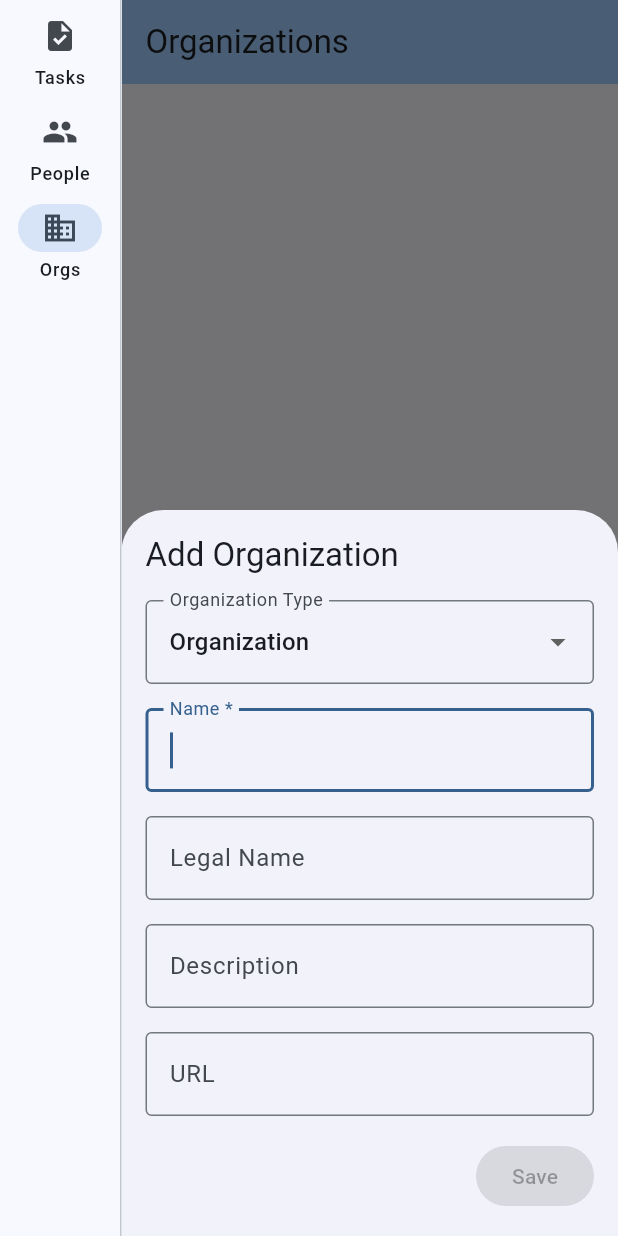
After one commit to mark-dropbear/knowledge_graph, a Flutter app: the screen it shows after launch, after a tap on "People", after a tap on "Orgs", after a tap on the "add" icon, on a phone screen of 412 x 824 dp. The commit adds this screen. Run offline on Flutter 3.47's test engine with Material 3 defaults, Android fonts, the phone set to English and light mode, and no system bars; our stand-ins replace go_router; missing offline and left inert: data_layer.

Commit message:
feat: implement organization management module including domain use cases, repository, and UI components

```diff
--- /dev/null
+++ b/lib/data/repositories/organization_repository.dart
@@ -0,0 +1,12 @@
+import 'package:data_layer/data_layer.dart';
+import 'package:knowledge_graph/domain/models/organization.dart';
+
+class OrganizationRepository extends Repository<Organization> {
+  OrganizationRepository()
+      : super(
+          SourceList<Organization>(
+            bindings: Organization.bindings,
+            sources: [LocalMemorySource<Organization>(bindings: Organization.bindings)],
+          ),
+        );
+}
--- /dev/null
+++ b/lib/domain/models/organization.dart
@@ -0,0 +1,120 @@
+import 'package:data_layer/data_layer.dart';
+import 'package:uuid/uuid.dart';
+import 'thing.dart';
+
+enum OrganizationType {
+  organization,
+  corporation,
+  ngo,
+  localBusiness;
+
+  String toSchemaString() {
+    switch (this) {
+      case OrganizationType.organization:
+        return 'Organization';
+      case OrganizationType.corporation:
+        return 'Corporation';
+      case OrganizationType.ngo:
+        return 'NGO';
+      case OrganizationType.localBusiness:
+        return 'LocalBusiness';
+    }
+  }
+
+  static OrganizationType fromSchemaString(String type) {
+    switch (type) {
+      case 'Corporation':
+        return OrganizationType.corporation;
+      case 'NGO':
+        return OrganizationType.ngo;
+      case 'LocalBusiness':
+        return OrganizationType.localBusiness;
+      case 'Organization':
+      default:
+        return OrganizationType.organization;
+    }
+  }
+}
+
+class Organization implements Thing {
+  @override
+  final String id;
+
+  final OrganizationType orgType;
+
+  @override
+  String get type => orgType.toSchemaString();
+
+  final String name;
+  final String? legalName;
+  final String? description;
+  final String? url;
+
+  Organization({
+    required this.id,
+    this.orgType = OrganizationType.organization,
+    required this.name,
+    this.legalName,
+    this.description,
+    this.url,
+  }) {
+    if (name.trim().isEmpty) {
+      throw ArgumentError('An Organization must have a name.');
+    }
+  }
+
+  Organization copyWith({
+    String? id,
+    OrganizationType? orgType,
+    String? name,
+    String? legalName,
+    String? description,
+    String? url,
+    bool clearLegalName = false,
+    bool clearDescription = false,
+    bool clearUrl = false,
+  }) {
+    return Organization(
+      id: id ?? this.id,
+      orgType: orgType ?? this.orgType,
+      name: name ?? this.name,
+      legalName: clearLegalName ? null : (legalName ?? this.legalName),
+      description: clearDescription ? null : (description ?? this.description),
+      url: clearUrl ? null : (url ?? this.url),
+    );
+  }
+
+  factory Organization.fromJson(Map<String, dynamic> json) {
+    return Organization(
+      id: json['@id'] as String,
+      orgType: OrganizationType.fromSchemaString(
+        json['@type'] as String? ?? 'Organization',
+      ),
+      name: json['name'] as String,
+      legalName: json['legalName'] as String?,
+      description: json['description'] as String?,
+      url: json['url'] as String?,
+    );
+  }
+
+  Map<String, dynamic> toJson() {
+    return {
+      '@type': type,
+      '@id': id,
+      'name': name,
+      if (legalName != null && legalName!.isNotEmpty) 'legalName': legalName,
+      if (description != null && description!.isNotEmpty)
+        'description': description,
+      if (url != null && url!.isNotEmpty) 'url': url,
+    };
+  }
+
+  static final bindings = CreationBindings<Organization>(
+    fromJson: Organization.fromJson,
+    toJson: (org) => org.toJson(),
+    getId: (org) => org.id.isEmpty ? null : org.id,
+    save: (org) => org.copyWith(
+      id: org.id.isEmpty ? 'urn:uuid:${const Uuid().v4()}' : org.id,
+    ),
+  );
+}
--- a/lib/domain/use_cases/export_dataset_use_case.dart
+++ b/lib/domain/use_cases/export_dataset_use_case.dart
@@ -3,8 +3,8 @@ import 'package:logging/logging.dart';
 import 'package:data_layer/data_layer.dart';
 import 'package:knowledge_graph/data/repositories/task_list_repository.dart';
 import 'package:knowledge_graph/data/repositories/task_repository.dart';
-
 import 'package:knowledge_graph/data/repositories/person_repository.dart';
+import 'package:knowledge_graph/data/repositories/organization_repository.dart';
 
 class ExportDatasetUseCase {
   static final _log = Logger('ExportDatasetUseCase');
@@ -12,11 +12,13 @@ class ExportDatasetUseCase {
   final TaskListRepository _taskListRepository;
   final TaskRepository _taskRepository;
   final PersonRepository _personRepository;
+  final OrganizationRepository _organizationRepository;
 
   ExportDatasetUseCase(
     this._taskListRepository,
     this._taskRepository,
     this._personRepository,
+    this._organizationRepository,
   );
 
   Future<String> execute() async {
@@ -41,6 +43,10 @@ class ExportDatasetUseCase {
       details: RequestDetails.read(requestType: RequestType.allLocal),
     );
 
+    final organizations = await _organizationRepository.getItems(
+      details: RequestDetails.read(requestType: RequestType.allLocal),
+    );
+
     final graph = [
       ...taskLists.map((l) {
         final json = l.toJson();
@@ -57,6 +63,11 @@ class ExportDatasetUseCase {
         json.remove('@context');
         return json;
       }),
+      ...organizations.map((o) {
+        final json = o.toJson();
+        json.remove('@context');
+        return json;
+      }),
     ];
 
     final dataset = {'@context': 'https://schema.org', '@graph': graph};
--- /dev/null
+++ b/lib/domain/use_cases/organization_use_cases.dart
@@ -0,0 +1,73 @@
+import 'package:logging/logging.dart';
+import 'package:knowledge_graph/domain/models/organization.dart';
+import 'package:knowledge_graph/data/repositories/organization_repository.dart';
+
+class CreateOrganizationUseCase {
+  final Logger _log = Logger('CreateOrganizationUseCase');
+  final OrganizationRepository _organizationRepository;
+
+  CreateOrganizationUseCase(this._organizationRepository);
+
+  Future<void> execute({
+    required String name,
+    OrganizationType orgType = OrganizationType.organization,
+    String? legalName,
+    String? description,
+    String? url,
+  }) async {
+    _log.info('Creating new organization');
+    final newOrganization = Organization(
+      id: '', // Will be generated by repository save binding
+      orgType: orgType,
+      name: name,
+      legalName: legalName,
+      description: description,
+      url: url,
+    );
+    await _organizationRepository.setItem(newOrganization);
+    _log.fine('Organization saved successfully to repository');
+  }
+}
+
+class EditOrganizationUseCase {
+  final Logger _log = Logger('EditOrganizationUseCase');
+  final OrganizationRepository _organizationRepository;
+
+  EditOrganizationUseCase(this._organizationRepository);
+
+  Future<void> execute(
+    Organization organization, {
+    String? name,
+    OrganizationType? orgType,
+    String? legalName,
+    String? description,
+    String? url,
+  }) async {
+    _log.info('Editing organization: ${organization.id}');
+    final updatedOrganization = organization.copyWith(
+      name: name,
+      orgType: orgType,
+      legalName: legalName,
+      description: description,
+      url: url,
+      clearLegalName: legalName == null || legalName.trim().isEmpty,
+      clearDescription: description == null || description.trim().isEmpty,
+      clearUrl: url == null || url.trim().isEmpty,
+    );
+    await _organizationRepository.setItem(updatedOrganization);
+    _log.fine('Organization updated successfully in repository');
+  }
+}
+
+class DeleteOrganizationUseCase {
+  final Logger _log = Logger('DeleteOrganizationUseCase');
+  final OrganizationRepository _organizationRepository;
+
+  DeleteOrganizationUseCase(this._organizationRepository);
+
+  Future<void> execute(Organization organization) async {
+    _log.info('Deleting organization: ${organization.id}');
+    await _organizationRepository.delete(organization.id);
+    _log.fine('Organization deleted from repository');
+  }
+}
--- a/lib/main.dart
+++ b/lib/main.dart
@@ -17,6 +17,10 @@ import 'package:knowledge_graph/data/repositories/person_repository.dart';
 import 'package:knowledge_graph/domain/use_cases/person_use_cases.dart';
 import 'package:knowledge_graph/ui/features/people/view_models/people_view_model.dart';
 import 'package:knowledge_graph/ui/features/people/views/people_view.dart';
+import 'package:knowledge_graph/data/repositories/organization_repository.dart';
+import 'package:knowledge_graph/domain/use_cases/organization_use_cases.dart';
+import 'package:knowledge_graph/ui/features/organizations/view_models/organizations_view_model.dart';
+import 'package:knowledge_graph/ui/features/organizations/views/organizations_view.dart';
 
 void _setupLogging() {
   Logger.root.level = Level.ALL;
@@ -37,6 +41,7 @@ void main() {
   final taskRepo = TaskRepository();
   final taskListRepo = TaskListRepository();
   final personRepo = PersonRepository();
+  final organizationRepo = OrganizationRepository();
 
   // 2. Initialize Use Cases
   final createTaskUseCase = CreateTaskUseCase(taskRepo, taskListRepo);
@@ -51,11 +56,16 @@ void main() {
     taskListRepo,
     taskRepo,
     personRepo,
+    organizationRepo,
   );
 
   final createPersonUseCase = CreatePersonUseCase(personRepo);
   final editPersonUseCase = EditPersonUseCase(personRepo);
   final deletePersonUseCase = DeletePersonUseCase(personRepo);
+
+  final createOrganizationUseCase = CreateOrganizationUseCase(organizationRepo);
+  final editOrganizationUseCase = EditOrganizationUseCase(organizationRepo);
+  final deleteOrganizationUseCase = DeleteOrganizationUseCase(organizationRepo);
 
   // 3. Initialize ViewModels (Singletons)
   final taskListsViewModel = TaskListsViewModel(
@@ -82,6 +92,13 @@ void main() {
     deletePersonUseCase: deletePersonUseCase,
   );
 
+  final organizationsViewModel = OrganizationsViewModel(
+    organizationRepository: organizationRepo,
+    createOrganizationUseCase: createOrganizationUseCase,
+    editOrganizationUseCase: editOrganizationUseCase,
+    deleteOrganizationUseCase: deleteOrganizationUseCase,
+  );
+
   // 4. Configure GoRouter
   final router = GoRouter(
     initialLocation: '/',
@@ -105,6 +122,11 @@ void main() {
             path: '/people',
             builder: (context, state) => PeopleView(viewModel: peopleViewModel),
           ),
+          GoRoute(
+            path: '/organizations',
+            builder: (context, state) =>
+                OrganizationsView(viewModel: organizationsViewModel),
+          ),
         ],
       ),
     ],
--- /dev/null
+++ b/lib/ui/features/organizations/view_models/organizations_view_model.dart
@@ -0,0 +1,90 @@
+import 'package:flutter/foundation.dart';
+import 'package:logging/logging.dart';
+import 'package:data_layer/data_layer.dart';
+import 'package:knowledge_graph/domain/models/organization.dart';
+import 'package:knowledge_graph/data/repositories/organization_repository.dart';
+import 'package:knowledge_graph/domain/use_cases/organization_use_cases.dart';
+
+class OrganizationsViewModel extends ChangeNotifier {
+  static final _log = Logger('OrganizationsViewModel');
+
+  final OrganizationRepository _organizationRepository;
+  final CreateOrganizationUseCase _createOrganizationUseCase;
+  final EditOrganizationUseCase _editOrganizationUseCase;
+  final DeleteOrganizationUseCase _deleteOrganizationUseCase;
+
+  OrganizationsViewModel({
+    required OrganizationRepository organizationRepository,
+    required CreateOrganizationUseCase createOrganizationUseCase,
+    required EditOrganizationUseCase editOrganizationUseCase,
+    required DeleteOrganizationUseCase deleteOrganizationUseCase,
+  }) : _organizationRepository = organizationRepository,
+       _createOrganizationUseCase = createOrganizationUseCase,
+       _editOrganizationUseCase = editOrganizationUseCase,
+       _deleteOrganizationUseCase = deleteOrganizationUseCase;
+
+  bool _isLoading = false;
+  bool get isLoading => _isLoading;
+
+  List<Organization> _organizations = [];
+  List<Organization> get organizations => _organizations;
+
+  Future<void> initialize() async {
+    _log.info('Initializing OrganizationsViewModel');
+    _isLoading = true;
+    notifyListeners();
+
+    try {
+      _organizations = await _organizationRepository.getItems(
+        details: RequestDetails.read(requestType: RequestType.allLocal),
+      );
+    } finally {
+      _isLoading = false;
+      notifyListeners();
+    }
+  }
+
+  Future<void> addOrganization({
+    required String name,
+    OrganizationType orgType = OrganizationType.organization,
+    String? legalName,
+    String? description,
+    String? url,
+  }) async {
+    _log.info('Adding new organization');
+    await _createOrganizationUseCase.execute(
+      name: name,
+      orgType: orgType,
+      legalName: legalName,
+      description: description,
+      url: url,
+    );
+    await initialize();
+  }
+
+  Future<void> editOrganization(
+    Organization organization, {
+    String? name,
+    OrganizationType? orgType,
+    String? legalName,
+    String? description,
+    String? url,
+  }) async {
+    _log.info('Editing organization: ${organization.id}');
+    await _editOrganizationUseCase.execute(
+      organization,
+      name: name,
+      orgType: orgType,
+      legalName: legalName,
+      description: description,
+      url: url,
+    );
+    await initialize();
+  }
+
+  Future<void> deleteOrganization(Organization organization) async {
+    _log.info('Deleting organization: ${organization.id}');
+    await _deleteOrganizationUseCase.execute(organization);
+    await initialize();
+  }
+}
--- /dev/null
+++ b/lib/ui/features/organizations/views/organizations_view.dart
@@ -0,0 +1,255 @@
+import 'package:flutter/material.dart';
+import 'package:knowledge_graph/domain/models/organization.dart';
+import 'package:knowledge_graph/ui/features/organizations/view_models/organizations_view_model.dart';
+
+class OrganizationsView extends StatefulWidget {
+  final OrganizationsViewModel viewModel;
+
+  const OrganizationsView({super.key, required this.viewModel});
+
+  @override
+  State<OrganizationsView> createState() => _OrganizationsViewState();
+}
+
+class _OrganizationsViewState extends State<OrganizationsView> {
+  @override
+  void initState() {
+    super.initState();
+    widget.viewModel.initialize();
+  }
+
+  void _showAddOrganizationModal(BuildContext context) {
+    _showOrganizationModal(context);
+  }
+
+  void _showEditOrganizationModal(
+    BuildContext context,
+    Organization organization,
+  ) {
+    _showOrganizationModal(context, organization: organization);
+  }
+
+  void _showOrganizationModal(
+    BuildContext context, {
+    Organization? organization,
+  }) {
+    final nameController = TextEditingController(text: organization?.name);
+    final legalNameController = TextEditingController(
+      text: organization?.legalName,
+    );
+    final descriptionController = TextEditingController(
+      text: organization?.description,
+    );
+    final urlController = TextEditingController(text: organization?.url);
+    OrganizationType selectedType =
+        organization?.orgType ?? OrganizationType.organization;
+
+    showModalBottomSheet(
+      context: context,
+      isScrollControlled: true,
+      builder: (context) {
+        return StatefulBuilder(
+          builder: (context, setState) {
+            void updateState() {
+              setState(() {});
+            }
+
+            return Padding(
+              padding: EdgeInsets.only(
+                bottom: MediaQuery.of(context).viewInsets.bottom,
+                left: 16,
+                right: 16,
+                top: 16,
+              ),
+              child: SingleChildScrollView(
+                child: Column(
+                  mainAxisSize: MainAxisSize.min,
+                  crossAxisAlignment: CrossAxisAlignment.stretch,
+                  children: [
+                    Text(
+                      organization == null
+                          ? 'Add Organization'
+                          : 'Edit Organization',
+                      style: Theme.of(context).textTheme.titleLarge,
+                    ),
+                    const SizedBox(height: 16),
+                    DropdownButtonFormField<OrganizationType>(
+                      initialValue: selectedType,
+                      decoration: const InputDecoration(
+                        labelText: 'Organization Type',
+                        border: OutlineInputBorder(),
+                      ),
+                      items: OrganizationType.values.map((type) {
+                        return DropdownMenuItem(
+                          value: type,
+                          child: Text(type.toSchemaString()),
+                        );
+                      }).toList(),
+                      onChanged: (value) {
+                        if (value != null) {
+                          setState(() {
+                            selectedType = value;
+                          });
+                        }
+                      },
+                    ),
+                    const SizedBox(height: 16),
+                    TextField(
+                      controller: nameController,
+                      decoration: const InputDecoration(
+                        labelText: 'Name *',
+                        border: OutlineInputBorder(),
+                      ),
+                      onChanged: (_) => updateState(),
+                      autofocus: organization == null,
+                    ),
+                    const SizedBox(height: 16),
+                    TextField(
+                      controller: legalNameController,
+                      decoration: const InputDecoration(
+                        labelText: 'Legal Name',
+                        border: OutlineInputBorder(),
+                      ),
+                    ),
+                    const SizedBox(height: 16),
+                    TextField(
+                      controller: descriptionController,
+                      decoration: const InputDecoration(
+                        labelText: 'Description',
+                        border: OutlineInputBorder(),
+                      ),
+                    ),
+                    const SizedBox(height: 16),
+                    TextField(
+                      controller: urlController,
+                      decoration: const InputDecoration(
+                        labelText: 'URL',
+                        border: OutlineInputBorder(),
+                      ),
+                    ),
+                    const SizedBox(height: 16),
+                    Row(
+                      mainAxisAlignment: MainAxisAlignment.spaceBetween,
+                      children: [
+                        if (organization != null)
+                          OutlinedButton.icon(
+                            style: OutlinedButton.styleFrom(
+                              foregroundColor: Colors.red,
+                            ),
+                            onPressed: () {
+                              widget.viewModel.deleteOrganization(organization);
+                              Navigator.pop(context);
+                            },
+                            icon: const Icon(Icons.delete),
+                            label: const Text('Delete'),
+                          )
+                        else
+                          const SizedBox.shrink(),
+                        ElevatedButton(
+                          onPressed: nameController.text.trim().isEmpty
+                              ? null
+                              : () {
+                                  final name = nameController.text.trim();
+                                  final legalName = legalNameController.text
+                                      .trim();
+                                  final description = descriptionController.text
+                                      .trim();
+                                  final url = urlController.text.trim();
+
+                                  if (organization == null) {
+                                    widget.viewModel.addOrganization(
+                                      name: name,
+                                      orgType: selectedType,
+                                      legalName: legalName.isEmpty
+                                          ? null
+                                          : legalName,
+                                      description: description.isEmpty
+                                          ? null
+                                          : description,
+                                      url: url.isEmpty ? null : url,
+                                    );
+                                  } else {
+                                    widget.viewModel.editOrganization(
+                                      organization,
+                                      name: name,
+                                      orgType: selectedType,
+                                      legalName: legalName.isEmpty
+                                          ? null
+                                          : legalName,
+                                      description: description.isEmpty
+                                          ? null
+                                          : description,
+                                      url: url.isEmpty ? null : url,
+                                    );
+                                  }
+                                  Navigator.pop(context);
+                                },
+                          child: const Text('Save'),
+                        ),
+                      ],
+                    ),
+                    const SizedBox(height: 16),
+                  ],
+                ),
+              ),
+            );
+          },
+        );
+      },
+    );
+  }
+
+  @override
+  Widget build(BuildContext context) {
+    return Scaffold(
+      appBar: AppBar(
+        title: const Text('Organizations'),
+        backgroundColor: Theme.of(context).colorScheme.inversePrimary,
+      ),
+      body: ListenableBuilder(
+        listenable: widget.viewModel,
+        builder: (context, _) {
+          if (widget.viewModel.isLoading) {
+            return const Center(child: CircularProgressIndicator());
+          }
+
+          if (widget.viewModel.organizations.isEmpty) {
+            return const Center(
+              child: Text('No organizations found. Click + to add one.'),
+            );
+          }
+
+          return ListView.builder(
+            itemCount: widget.viewModel.organizations.length,
+            itemBuilder: (context, index) {
+              final organization = widget.viewModel.organizations[index];
+              return Dismissible(
+                key: Key(organization.id),
+                direction: DismissDirection.endToStart,
+                background: Container(
+                  color: Colors.red,
+                  alignment: Alignment.centerRight,
+                  padding: const EdgeInsets.only(right: 20.0),
+                  child: const Icon(Icons.delete, color: Colors.white),
+                ),
+                onDismissed: (direction) {
+                  widget.viewModel.deleteOrganization(organization);
+                },
+                child: ListTile(
+                  title: Text(organization.name),
+                  subtitle: Text(organization.orgType.toSchemaString()),
+                  onTap: () =>
+                      _showEditOrganizationModal(context, organization),
+                ),
+              );
+            },
+          );
+        },
+      ),
+      floatingActionButton: FloatingActionButton(
+        onPressed: () => _showAddOrganizationModal(context),
+        child: const Icon(Icons.add),
+      ),
+    );
+  }
+}
--- a/lib/ui/layout/main_layout.dart
+++ b/lib/ui/layout/main_layout.dart
@@ -10,6 +10,8 @@ class MainLayout extends StatelessWidget {
     final String location = GoRouterState.of(context).uri.path;
     if (location.startsWith('/people')) {
       return 1;
+    } else if (location.startsWith('/organizations')) {
+      return 2;
     }
     return 0;
   }
@@ -26,6 +28,8 @@ class MainLayout extends StatelessWidget {
                 context.go('/');
               } else if (index == 1) {
                 context.go('/people');
+              } else if (index == 2) {
+                context.go('/organizations');
               }
             },
             labelType: NavigationRailLabelType.all,
@@ -40,6 +44,11 @@ class MainLayout extends StatelessWidget {
                 selectedIcon: Icon(Icons.people),
                 label: Text('People'),
               ),
+              NavigationRailDestination(
+                icon: Icon(Icons.business),
+                selectedIcon: Icon(Icons.business),
+                label: Text('Orgs'),
+              ),
             ],
           ),
           const VerticalDivider(thickness: 1, width: 1),
```
Also changed, not shown: 4 other files.
